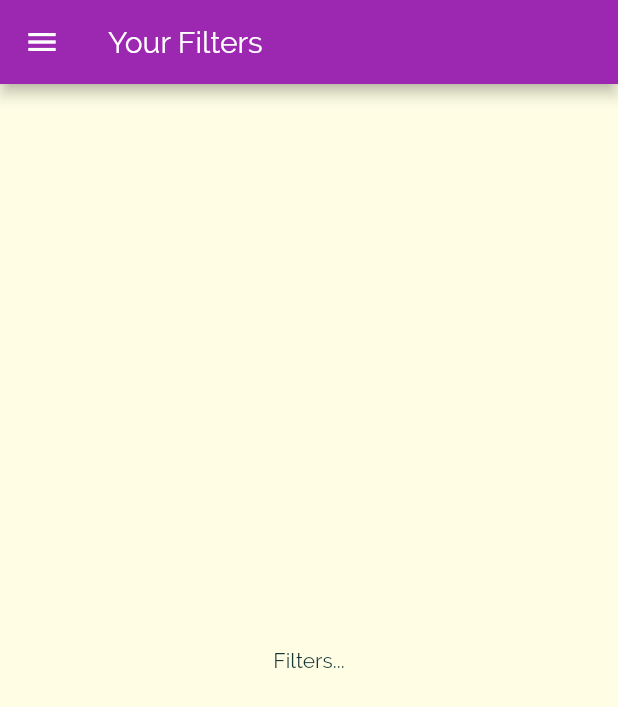
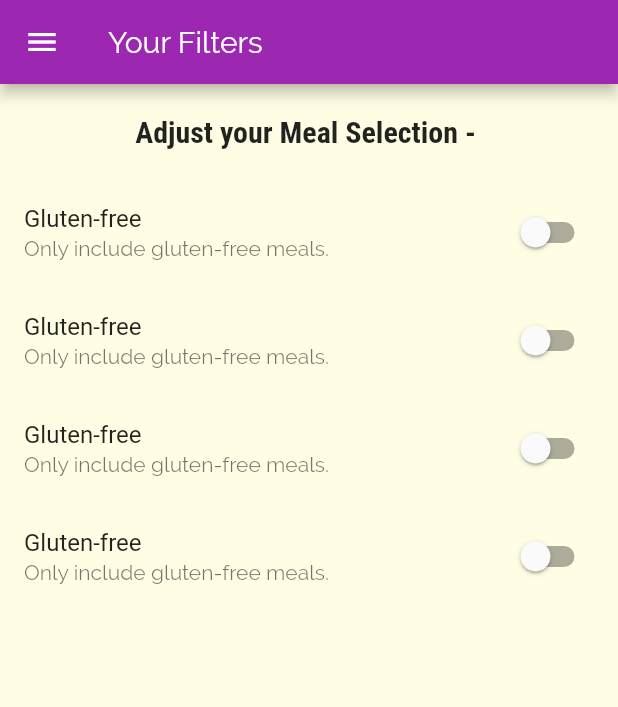
Before and after one commit to nvshah/CookAt, a Flutter app: the FiltersScreen screen opened by its route, on a phone screen of 412 x 824 dp. Shown: the top 707 px of the screen. Run offline on Flutter 3.47's test engine with Material 2 defaults, Android fonts, the phone set to English and light mode, and no system bars.

Commit message:
-- Filter Screen
- other minor updates

```diff
--- a/lib/screens/filters_screen.dart
+++ b/lib/screens/filters_screen.dart
@@ -2,8 +2,34 @@ import 'package:flutter/material.dart';
 
 import '../widgets/main_drawer.dart';
 
-class FiltersScreen extends StatelessWidget {
+class FiltersScreen extends StatefulWidget {
   static const routeName = '/filters';
+
+  @override
+  _FiltersScreenState createState() => _FiltersScreenState();
+}
+
+class _FiltersScreenState extends State<FiltersScreen> {
+  var _isVegetarian = false;
+  var _isGlutenFree = false;
+  var _isVegan = false;
+  var _isLactoseFree = false;
+
+  //Use to build Switch ListTile under Listview
+  Widget _buildSwitchListTile({
+    String title,
+    String description,
+    bool currValue,
+    Function updateValue,
+  }) {
+    return SwitchListTile(
+      title: Text('Gluten-free'),
+      subtitle: Text('Only include gluten-free meals.'),
+      value: _isGlutenFree,
+      onChanged: updateValue,
+    );
+  }
+
   @override
   Widget build(BuildContext context) {
     return Scaffold(
@@ -11,8 +37,62 @@ class FiltersScreen extends StatelessWidget {
         title: Text('Your Filters'),
       ),
       drawer: MainDrawer(),
-      body: Center(
-        child: Text('Filters...'),
+      body: Column(
+        children: <Widget>[
+          Container(
+            padding: EdgeInsets.all(20),
+            child: Text(
+              'Adjust your Meal Selection - ',
+              style: Theme.of(context).textTheme.title,
+            ),
+          ),
+          Expanded(
+            child: ListView(
+              children: <Widget>[
+                _buildSwitchListTile(
+                  title: 'Gluten-free',
+                  description: 'Only include gluten-free meals.',
+                  currValue: _isGlutenFree,
+                  updateValue: (value) {
+                    setState(() {
+                      _isGlutenFree = value;
+                    });
+                  },
+                ),
+                _buildSwitchListTile(
+                  title: 'Vegetarian',
+                  description: 'Only include vegetarian meals.',
+                  currValue: _isVegetarian,
+                  updateValue: (value) {
+                    setState(() {
+                      _isVegetarian = value;
+                    });
+                  },
+                ),
+                _buildSwitchListTile(
+                  title: 'Vegan',
+                  description: 'Only include vegan meals.',
+                  currValue: _isVegan,
+                  updateValue: (value) {
+                    setState(() {
+                      _isVegan = value;
+                    });
+                  },
+                ),
+                _buildSwitchListTile(
+                  title: 'Lactos-Free',
+                  description: 'Only include lactose-free meals.',
+                  currValue: _isLactoseFree,
+                  updateValue: (value) {
+                    setState(() {
+                      _isLactoseFree = value;
+                    });
+                  },
+                ),
+              ],
+            ),
+          )
+        ],
       ),
     );
   }
```
Also changed, not shown: lib/screens/meal_details_screen.dart (+7 -7 lines).
